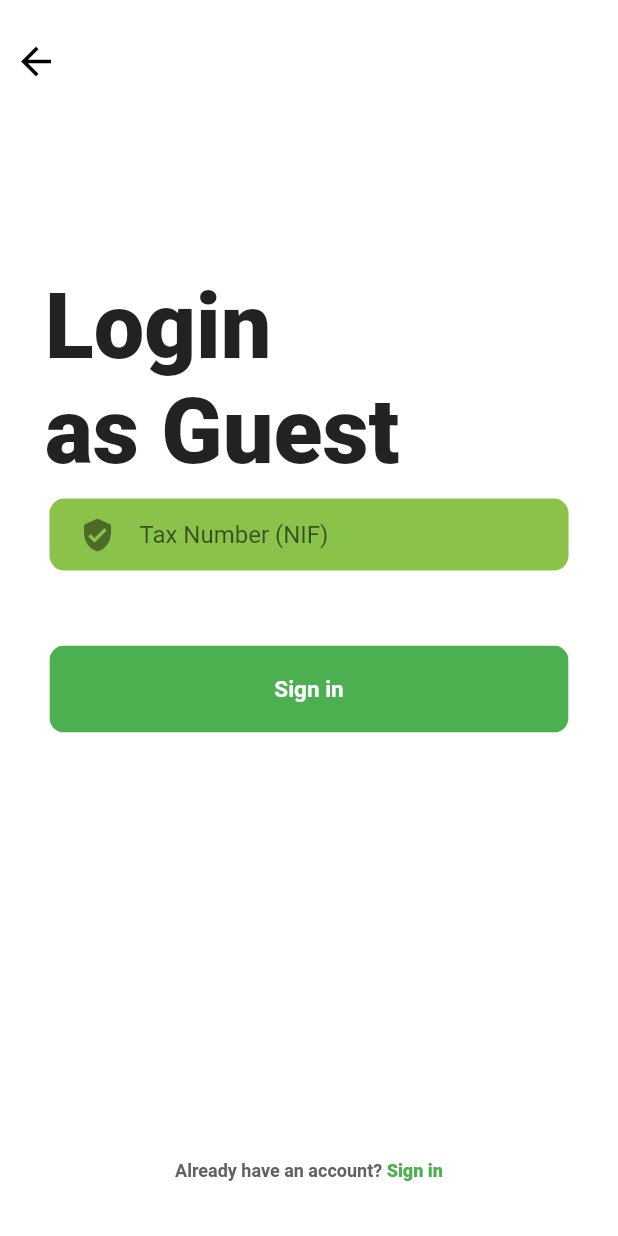
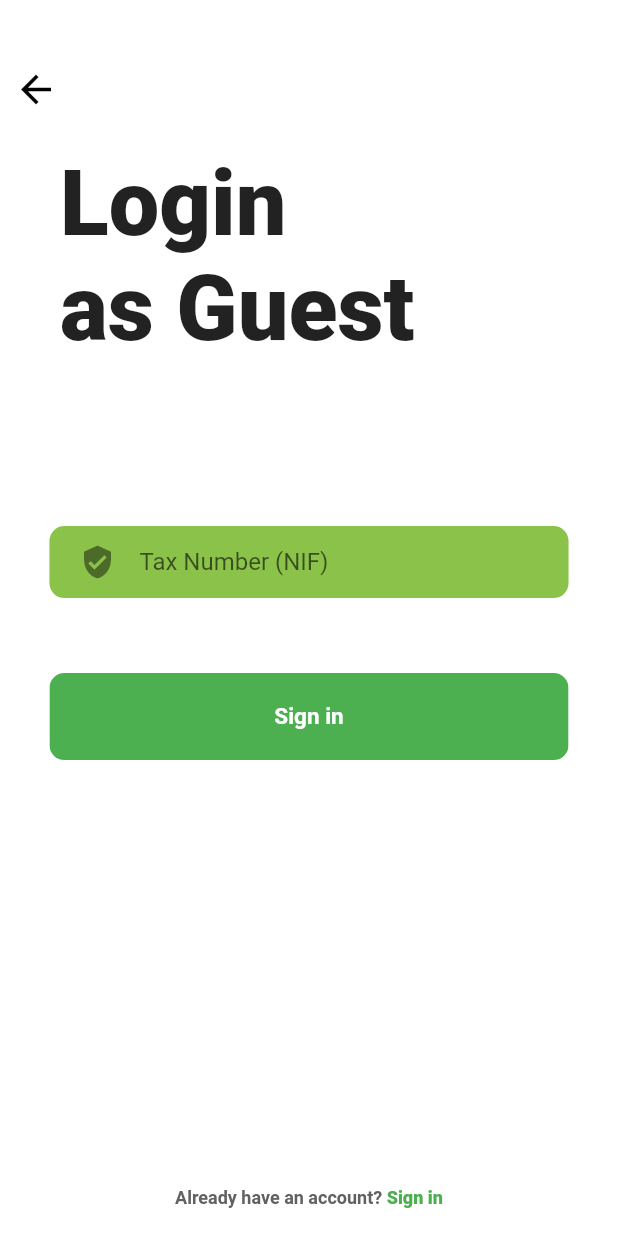
Before and after one commit to franciscoguedes/IST-CCU, a Flutter app: the screen it shows after launch, after a tap on "Login as Guest", on a phone screen of 412 x 824 dp. Run offline on Flutter 3.47's test engine with Material 2 defaults, Android fonts, the phone set to English and light mode, and no system bars; our stand-ins replace from_css_color, google_fonts, material_design_icons_flutter; missing offline and left inert: dart:html.

Commit message:
Login alignment fixes

```diff
--- a/lib/screens/createAccount/components/body.dart
+++ b/lib/screens/createAccount/components/body.dart
@@ -13,7 +13,7 @@ class Body extends StatelessWidget {
     Size size = MediaQuery.of(context).size;
     return Container(
         child: Column(
-          mainAxisAlignment: MainAxisAlignment.end,
+          mainAxisAlignment: MainAxisAlignment.center,
           children: <Widget>[
             Row(
                children: [
--- a/lib/screens/loginAsGuest/components/body.dart
+++ b/lib/screens/loginAsGuest/components/body.dart
@@ -12,11 +12,10 @@ class Body extends StatelessWidget {
     Size size = MediaQuery.of(context).size;
     return Container(
         child: Column(
-          mainAxisAlignment: MainAxisAlignment.start,
+          mainAxisAlignment: MainAxisAlignment.center,
           children: <Widget>[
             Row(
                children: [
-
                  Ink (
                    height: size.height * 0.1,
                     decoration:  ShapeDecoration(
@@ -46,7 +45,7 @@ class Body extends StatelessWidget {
               // ignore: prefer_const_literals_to_create_immutables
               children: [
                    Padding(
-                     padding: const EdgeInsets.only( top: 100, left: 30),
+                     padding: const EdgeInsets.only( bottom: 100, left: 40),
                      child: Text(
                       "Login" + "\n" + "as Guest",
                       maxLines: 2,
--- a/lib/screens/login_screen/components/body.dart
+++ b/lib/screens/login_screen/components/body.dart
@@ -13,13 +13,13 @@ class Body extends StatelessWidget {
     Size size = MediaQuery.of(context).size;
     return Container(
         child: Column(
-          mainAxisAlignment: MainAxisAlignment.end,
+          mainAxisAlignment: MainAxisAlignment.center,
           children: <Widget>[
             Row(
               // ignore: prefer_const_literals_to_create_immutables
               children: [
                    Padding(
-                     padding: const EdgeInsets.only(bottom: 70.0, left: 30),
+                     padding: const EdgeInsets.only(bottom: 70.0, left: 40),
                      child: Text(
                       "Login",
                       style: GoogleFonts.roboto(
```
